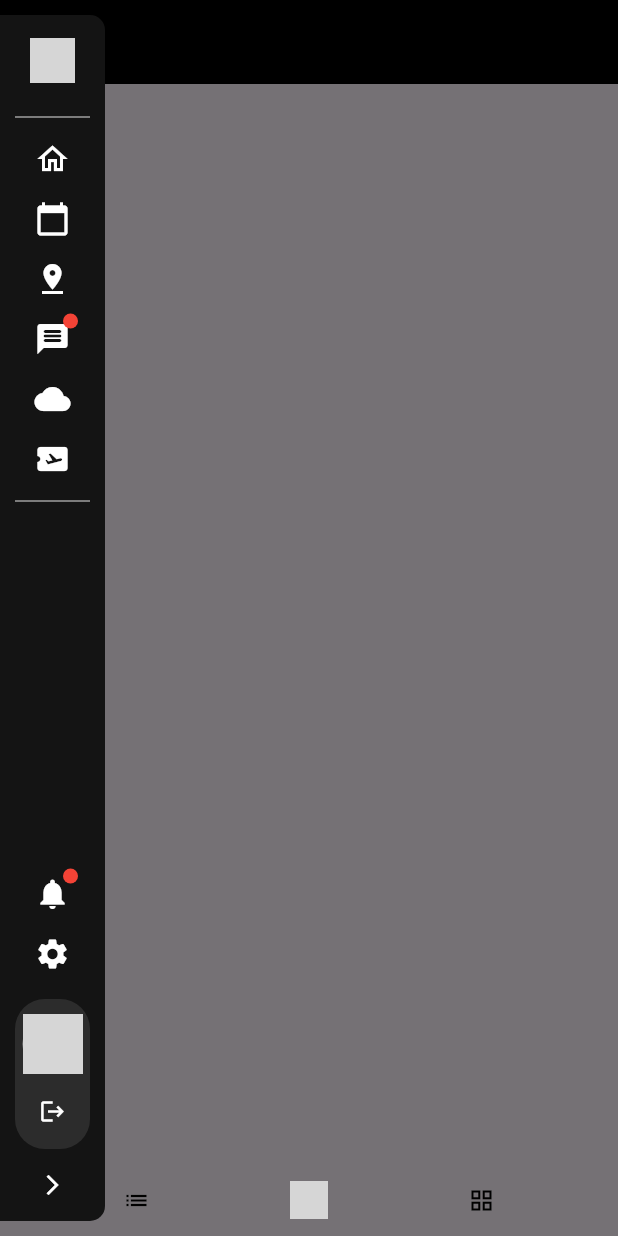
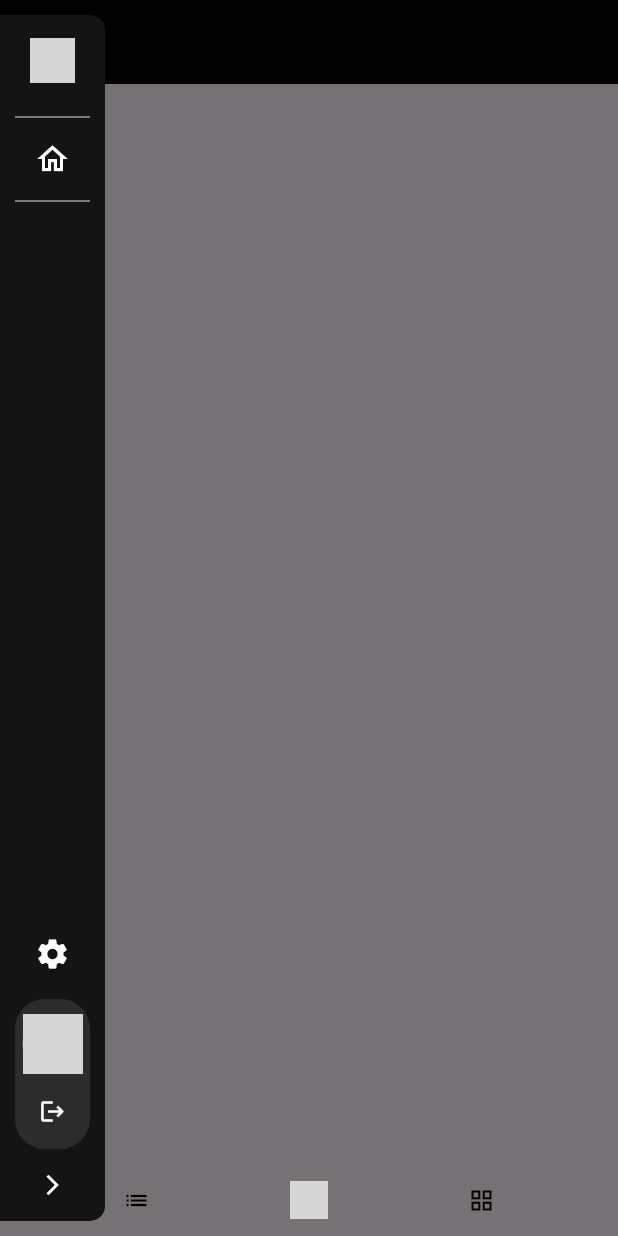
Before and after one commit to Dchidre/exam, a Flutter app: the screen it shows after launch, with the side drawer open, on a phone screen of 412 x 824 dp. Run offline on Flutter 3.47's test engine with Material 3 defaults, Android fonts, the phone set to English and light mode, and no system bars; our stand-ins replace cloud_firestore, firebase_auth, firebase_core, shared_preferences; accounts and stored records are empty; generated files the repository leaves out were written again; network calls fail; grey boxes are pictures that could not be loaded.

Commit message:
PMDM P3: Drawer Part II (home, logout and settings functional)

```diff
--- a/lib/Home/PhoneHomeView.dart
+++ b/lib/Home/PhoneHomeView.dart
@@ -42,7 +42,7 @@ class PhoneHomeView extends StatefulWidget {
   void onPostTapDo(int index) {
     DataHolder().selectedPost = postList[index];
     DataHolder().savePostInCache();
-    Navigator.of(context).pushNamed('/postview');
+    Navigator.of(context).pushNamed('/postView');
   }
   void bottomMenuActions(int indice) {
     setState(() {
@@ -53,7 +53,7 @@ class PhoneHomeView extends StatefulWidget {
         blForm = false;
       }
       else if(indice==1){
-        Navigator.popAndPushNamed(context, '/homeview');
+        Navigator.popAndPushNamed(context, '/homeView');
       }
     });
   }
--- a/lib/MyApp.dart
+++ b/lib/MyApp.dart
@@ -1,6 +1,7 @@
 
 import 'package:exa_chircea/Home/PhoneHomeView.dart';
 import 'package:exa_chircea/Home/WebHomeView.dart';
+import 'package:exa_chircea/Settings/SettingView.dart';
 import 'package:exa_chircea/Singletone/DataHolder.dart';
 import 'package:exa_chircea/Splash/SplashView.dart';
 import 'package:flutter/foundation.dart';
@@ -21,11 +22,11 @@ class exaApp extends StatelessWidget {
         title: "Esta es mi Actividad!",
         debugShowCheckedModeBanner: false,
         routes: {
-          '/initialview':(context) => InitialView(),
-          '/splashview':(context) => SplashView(),
-          '/homeview':(context) => WebHomeView(),
+          '/initialView':(context) => InitialView(),
+          '/splashView':(context) => SplashView(),
+          '/homeView':(context) => WebHomeView(),
         },
-          initialRoute: '/homeview',
+          initialRoute: '/homeView',
       );
     }
 
@@ -35,11 +36,12 @@ class exaApp extends StatelessWidget {
           title: "Esta es mi Actividad!",
           debugShowCheckedModeBanner: false,
           routes: {
-          '/initialview':(context) => InitialView(),
-          '/splashview':(context) => SplashView(),
-          '/homeview':(context) => PhoneHomeView(),
+          '/initialView':(context) => InitialView(),
+          '/splashView':(context) => SplashView(),
+          '/homeView':(context) => PhoneHomeView(),
+          '/settingsView':(context) => SettingsView(),
           },
-          initialRoute: '/homeview',
+          initialRoute: '/homeView',
       );
     }
     }
--- /dev/null
+++ b/lib/Settings/SettingView.dart
@@ -0,0 +1,20 @@
+import 'package:flutter/cupertino.dart';
+import 'package:flutter/material.dart';
+
+class SettingsView extends StatelessWidget {
+  @override
+  Widget build(BuildContext context) {
+    return Scaffold(
+      body: Center(
+        child:
+          Column(
+            children: [
+              SizedBox(height: 100),
+              Text("Setting preview"),
+            ],
+          )
+      ),
+    );
+  }
+
+}
--- a/lib/components/drawer/DrawerView.dart
+++ b/lib/components/drawer/DrawerView.dart
@@ -41,61 +41,16 @@ class _DrawerViewState extends State<DrawerView> {
                 color: Colors.grey,
               ),
               optionTile(
-                fAction: () {Navigator.of(context).popAndPushNamed('/initialview');},
+                fAction: () {Navigator.of(context).popAndPushNamed('/homeView');},
                 isCollapsed: _isCollapsed,
                 icon: Icons.home_outlined,
                 title: 'Home',
                 infoCount: 0,
               ),
-              optionTile(
-                fAction: () {},
-                isCollapsed: _isCollapsed,
-                icon: Icons.calendar_today,
-                title: 'Calender',
-                infoCount: 0,
-              ),
-              optionTile(
-                fAction: () {},
-                isCollapsed: _isCollapsed,
-                icon: Icons.pin_drop,
-                title: 'Destinations',
-                infoCount: 0,
-                doHaveMoreOptions: Icons.arrow_forward_ios,
-              ),
-              optionTile(
-                fAction: () {},
-                isCollapsed: _isCollapsed,
-                icon: Icons.message_rounded,
-                title: 'Messages',
-                infoCount: 8,
-              ),
-              optionTile(
-                fAction: () {},
-                isCollapsed: _isCollapsed,
-                icon: Icons.cloud,
-                title: 'Weather',
-                infoCount: 0,
-                doHaveMoreOptions: Icons.arrow_forward_ios,
-              ),
-              optionTile(
-                fAction: () {},
-                isCollapsed: _isCollapsed,
-                icon: Icons.airplane_ticket,
-                title: 'Flights',
-                infoCount: 0,
-                doHaveMoreOptions: Icons.arrow_forward_ios,
-              ),
               const Divider(color: Colors.grey),
               const Spacer(),
               optionTile(
-                fAction: () {},
-                isCollapsed: _isCollapsed,
-                icon: Icons.notifications,
-                title: 'Notifications',
-                infoCount: 2,
-              ),
-              optionTile(
-                fAction: () {},
+                fAction: () {Navigator.of(context).pushNamed('/settingsView');},
                 isCollapsed: _isCollapsed,
                 icon: Icons.settings,
                 title: 'Settings',
--- a/lib/components/drawer/userInfo.dart
+++ b/lib/components/drawer/userInfo.dart
@@ -1,4 +1,7 @@
+import 'package:firebase_auth/firebase_auth.dart';
 import 'package:flutter/material.dart';
+
+import '../../OnBoarding/InitialView.dart';
 
 class userInfo extends StatelessWidget {
   final bool isCollapsed;
@@ -8,6 +11,13 @@ class userInfo extends StatelessWidget {
     required this.isCollapsed,
   }) : super(key: key);
 
+  void logOut(BuildContext context) {
+    FirebaseAuth.instance.signOut();
+    Navigator.of(context).pushAndRemoveUntil(
+        MaterialPageRoute(builder: (BuildContext context) => InitialView()),
+        ModalRoute.withName('/initialView')
+    );
+  }
   @override
   Widget build(BuildContext context) {
     return AnimatedContainer(
@@ -81,7 +91,7 @@ class userInfo extends StatelessWidget {
               child: Padding(
                 padding: const EdgeInsets.only(right: 10),
                 child: IconButton(
-                  onPressed: () {},
+                  onPressed: () {logOut(context);},
                   icon: const Icon(
                     Icons.logout,
                     color: Colors.white,
@@ -114,7 +124,7 @@ class userInfo extends StatelessWidget {
           ),
           Expanded(
             child: IconButton(
-              onPressed: () {},
+              onPressed: () {logOut(context);},
               icon: const Icon(
                 Icons.logout,
                 color: Colors.white,
```
